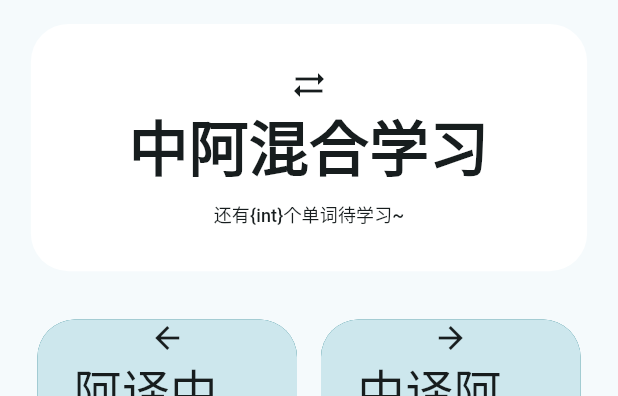
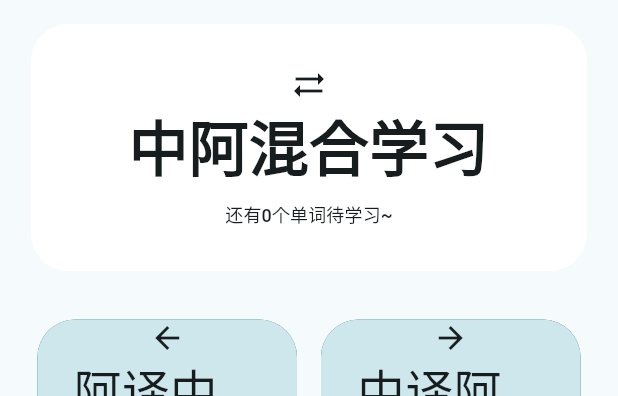
Before and after one commit to OctagonalStar/arabic_learning, a Flutter app: the LearningPage widget shown alone on an empty page, opened directly, on a phone screen of 412 x 824 dp. Shown: the top 396 px of the screen. Run offline on Flutter 3.47's test engine with Material 3 defaults, Android fonts, the light colour scheme and no system bars; our stand-ins replace convex_bottom_bar, file_picker, flutter_tts, google_fonts, just_audio, shared_preferences; missing offline and left inert: window_manager; accounts and stored records are empty.

Commit message:
replace {int}
Signed-off-by: OctagonalStar <76486554+OctagonalStar@users.noreply.github.com>

```diff
--- a/lib/learning_page.dart
+++ b/lib/learning_page.dart
@@ -99,7 +99,7 @@ class LearningPage extends StatelessWidget {
                     ),
                     SizedBox(height: mediaQuery.size.height * 0.01),
                     Text(
-                      '还有{int}个单词待学习~',
+                      '还有${(context.read<Global>().wordCount - context.read<Global>().settingData["learning"]["KnownWords"].length).toString()}个单词待学习~',
                       style: TextStyle(fontSize: 12.0),
                     ),
                   ],
```
